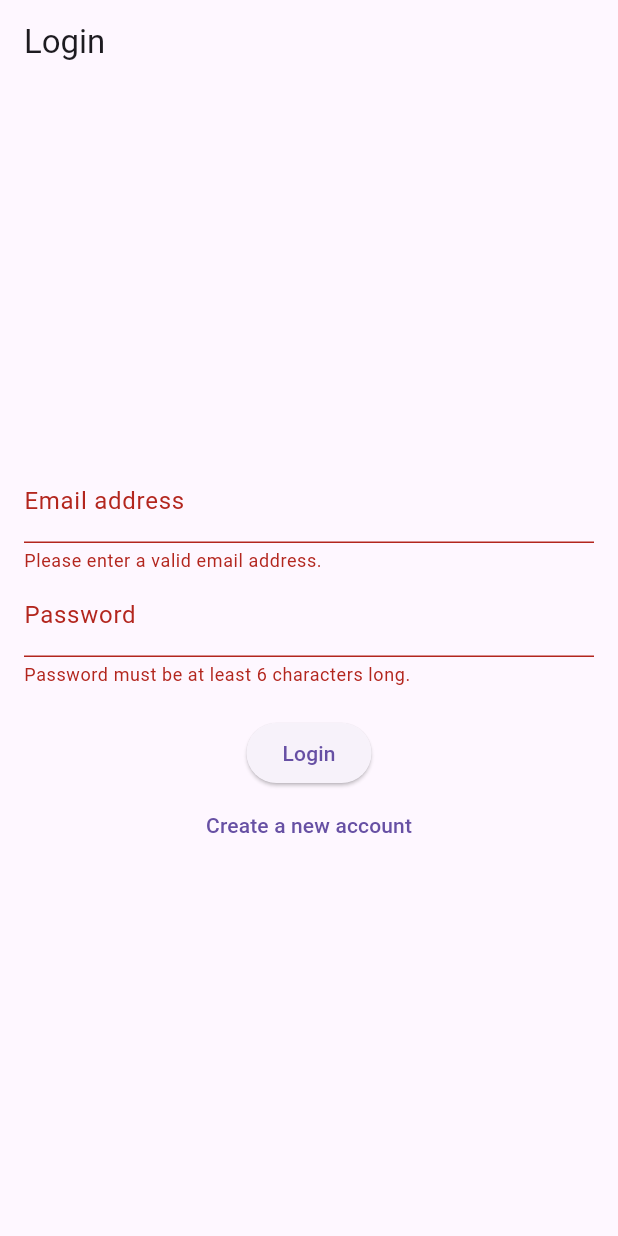
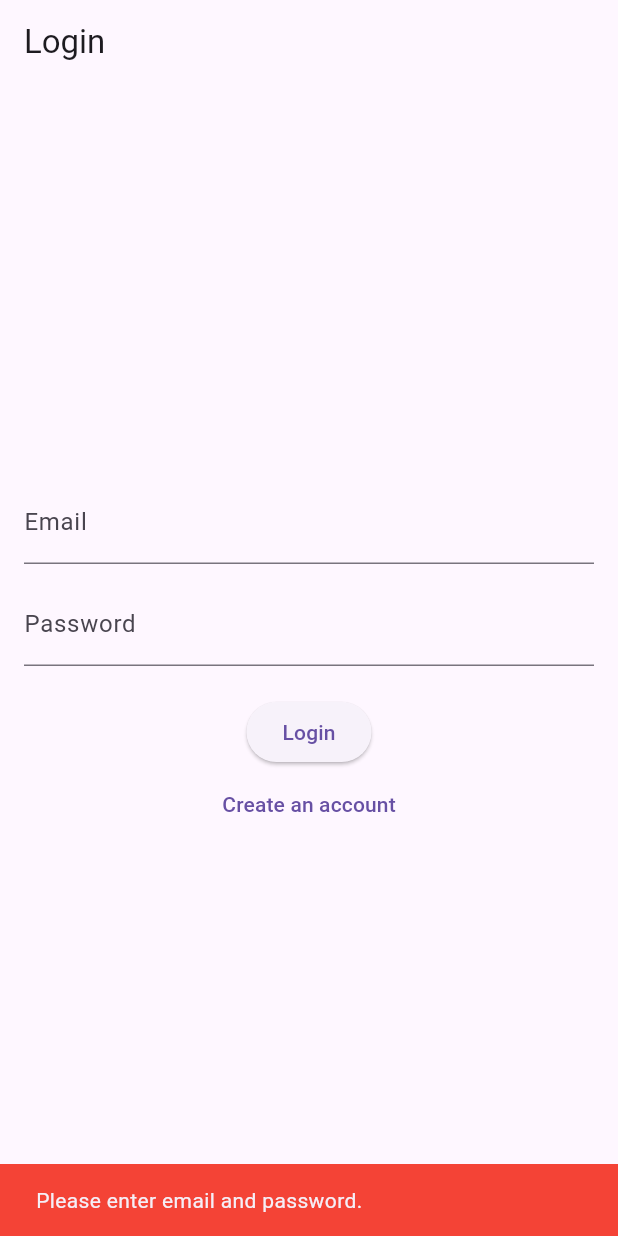
Before and after one commit to 1heodora-e/notes_app_theodora, a Flutter app: the screen it shows after launch, after a tap on "Login", on a phone screen of 412 x 824 dp. Run offline on Flutter 3.47's test engine with Material 3 defaults, Android fonts, the phone set to English and light mode, and no system bars; our stand-ins replace bloc, cloud_firestore, equatable, firebase_auth, firebase_core, flutter_bloc; accounts and stored records are empty; generated files the repository leaves out were written again.

```diff
--- a/lib/cubits/notes/notes_state.dart
+++ b/lib/cubits/notes/notes_state.dart
@@ -1,6 +1,6 @@
-
+// lib/cubits/notes/notes_state.dart
 import 'package:equatable/equatable.dart';
-import 'package:notes_app/models/note.dart';
+import 'package:notes_app/models/note.dart'; // Ensure this import path is correct
 
 abstract class NotesState extends Equatable {
   const NotesState();
@@ -31,7 +31,6 @@ class NotesError extends NotesState {
   List<Object> get props => [message];
 }
 
-
 class NotesActionSuccess extends NotesState {
   final String message;
 
--- a/lib/main.dart
+++ b/lib/main.dart
@@ -5,10 +5,10 @@ import 'package:flutter_bloc/flutter_bloc.dart';
 import 'package:notes_app/cubits/auth/auth_cubit.dart';
 import 'package:notes_app/cubits/notes/notes_cubit.dart';
 import 'package:notes_app/firebase_options.dart';
-import 'package:notes_app/repositories/firestore_notes_repository.dart';
+import 'package:notes_app/repositories/firestore_notes_repository.dart'; // <--- THIS IS THE CRITICAL IMPORT
 import 'package:notes_app/screens/auth_screen.dart';
 import 'package:notes_app/screens/notes_screen.dart';
-import 'package:firebase_auth/firebase_auth.dart'; // Ensure this is imported for StreamBuilder<User?>
+import 'package:firebase_auth/firebase_auth.dart';
 
 void main() async {
   WidgetsFlutterBinding.ensureInitialized();
@@ -30,7 +30,7 @@ class MyApp extends StatelessWidget {
         ),
         BlocProvider<NotesCubit>(
           create: (context) => NotesCubit(
-            FirestoreNotesRepository(),
+            FirestoreNotesRepository(), // This needs the import to work
           ),
         ),
       ],
@@ -40,17 +40,15 @@ class MyApp extends StatelessWidget {
           primarySwatch: Colors.blue,
           visualDensity: VisualDensity.adaptivePlatformDensity,
         ),
-        home: StreamBuilder<User?>( // Use StreamBuilder to listen to auth state changes
+        home: StreamBuilder<User?>(
           stream: FirebaseAuth.instance.authStateChanges(),
           builder: (context, snapshot) {
             if (snapshot.connectionState == ConnectionState.waiting) {
               return const Center(child: CircularProgressIndicator());
             }
             if (snapshot.hasData) {
-              // User is logged in, navigate to NotesScreen
               return const NotesScreen();
             } else {
-              // User is not logged in, navigate to AuthScreen
               return const AuthScreen();
             }
           },
--- a/lib/repositories/notes_repository.dart
+++ b/lib/repositories/notes_repository.dart
@@ -1,4 +1,4 @@
-
+// lib/repositories/notes_repository.dart
 import 'package:notes_app/models/note.dart';
 import 'dart:async';
 
--- a/lib/screens/auth_screen.dart
+++ b/lib/screens/auth_screen.dart
@@ -3,7 +3,6 @@ import 'package:flutter/material.dart';
 import 'package:flutter_bloc/flutter_bloc.dart';
 import 'package:notes_app/cubits/auth/auth_cubit.dart';
 import 'package:notes_app/cubits/auth/auth_state.dart';
-
 
 class AuthScreen extends StatefulWidget {
   const AuthScreen({super.key});
@@ -13,136 +12,86 @@ class AuthScreen extends StatefulWidget {
 }
 
 class _AuthScreenState extends State<AuthScreen> {
-  final _formKey = GlobalKey<FormState>(); // Key for form validation
   final TextEditingController _emailController = TextEditingController();
   final TextEditingController _passwordController = TextEditingController();
-  bool _isLoginMode = true; // To toggle between login and signup
+  bool _isLogin = true;
 
-
-  @override
-  void dispose() {
-    _emailController.dispose();
-    _passwordController.dispose();
-    super.dispose();
-  }
-
-  void _submitAuthForm() {
-    // Validate the form before attempting authentication
-    if (_formKey.currentState!.validate()) {
-      _formKey.currentState!.save(); // Triggers onSaved on form fields
-
-      final String email = _emailController.text.trim();
-      final String password = _passwordController.text.trim();
-
-      // Access the AuthCubit instance
-      final authCubit = context.read<AuthCubit>();
-
-      // Call the appropriate method on the Cubit
-      if (_isLoginMode) {
-        authCubit.signInWithEmailAndPassword(email, password);
-      } else {
-        authCubit.createUserWithEmailAndPassword(email, password);
-      }
-      // The loading state will now be handled by the BlocBuilder/BlocListener
-    }
+  void _showSnackBar(BuildContext context, String message, {bool isError = false}) {
+    ScaffoldMessenger.of(context).showSnackBar(
+      SnackBar(
+        content: Text(message),
+        backgroundColor: isError ? Colors.red : Colors.green,
+        duration: const Duration(seconds: 3),
+      ),
+    );
   }
 
   @override
   Widget build(BuildContext context) {
     return Scaffold(
       appBar: AppBar(
-        title: Text(_isLoginMode ? 'Login' : 'Sign Up'),
+        title: Text(_isLogin ? 'Login' : 'Sign Up'),
       ),
-      body: BlocListener<AuthCubit, AuthState>( // <--- BlocListener for side effects
+      body: BlocListener<AuthCubit, AuthState>(
         listener: (context, state) {
-          // You removed AuthFlowHandler's navigation, so we put it here.
-          // However, typically, AuthFlowHandler handles navigation AFTER successful login.
-          // This listener is primarily for Snackbars (success/error messages)
-
           if (state is AuthError) {
-            // Show error message using SnackBar
-            ScaffoldMessenger.of(context).hideCurrentSnackBar(); // Hide previous snackbars
-            ScaffoldMessenger.of(context).showSnackBar(
-              SnackBar(
-                content: Text(state.message),
-                backgroundColor: Theme.of(context).colorScheme.error,
-              ),
-            );
+            _showSnackBar(context, state.message, isError: true);
           } else if (state is AuthSuccess) {
-            ScaffoldMessenger.of(context).hideCurrentSnackBar();
-            ScaffoldMessenger.of(context).showSnackBar(
-              SnackBar(
-                content: Text(_isLoginMode
-                    ? 'Login successful!'
-                    : 'Account created!'),
-                backgroundColor: Colors.green,
-              ),
-            );
-            // AuthFlowHandler will handle navigation away from AuthScreen on AuthSuccess
+            _showSnackBar(context, 'Authentication successful!');
           }
         },
         child: Center(
           child: SingleChildScrollView(
             padding: const EdgeInsets.all(16.0),
-            child: Form(
-              key: _formKey,
             child: Column(
-                mainAxisSize: MainAxisSize.min,
-                children: <Widget>[
-                  TextFormField(
+              mainAxisAlignment: MainAxisAlignment.center,
+              children: [
+                TextField(
                   controller: _emailController,
+                  decoration: const InputDecoration(labelText: 'Email'),
                   keyboardType: TextInputType.emailAddress,
-                    decoration: const InputDecoration(labelText: 'Email address'),
-                    validator: (value) {
-                      if (value == null || value.isEmpty || !value.contains('@')) {
-                        return 'Please enter a valid email address.';
-                      }
-                      return null;
-                    },
                 ),
-                  TextFormField(
+                const SizedBox(height: 12),
+                TextField(
                   controller: _passwordController,
+                  decoration: const InputDecoration(labelText: 'Password'),
                   obscureText: true,
-                    decoration: const InputDecoration(labelText: 'Password'),
-                    validator: (value) {
-                      if (value == null || value.length < 6) {
-                        return 'Password must be at least 6 characters long.';
-                      }
-                      return null;
-                    },
                 ),
                 const SizedBox(height: 20),
-                  // Use BlocBuilder to show loading spinner or buttons
-                  BlocBuilder<AuthCubit, AuthState>( // <--- BlocBuilder for UI rebuilds
+                BlocBuilder<AuthCubit, AuthState>(
                   builder: (context, state) {
                     if (state is AuthLoading) {
                       return const CircularProgressIndicator();
                     }
-                      return Column(
-                        children: [
-                          ElevatedButton(
-                            onPressed: _submitAuthForm,
-                            child: Text(_isLoginMode ? 'Login' : 'Sign Up'),
+                    return ElevatedButton(
+                      onPressed: () {
+                        final email = _emailController.text.trim();
+                        final password = _passwordController.text.trim();
+                        if (email.isEmpty || password.isEmpty) {
+                          _showSnackBar(context, 'Please enter email and password.', isError: true);
+                          return;
+                        }
+                        if (_isLogin) {
+                          context.read<AuthCubit>().signInWithEmailAndPassword(email, password);
+                        } else {
+                          context.read<AuthCubit>().createUserWithEmailAndPassword(email, password);
+                        }
+                      },
+                      child: Text(_isLogin ? 'Login' : 'Sign Up'),
+                    );
+                  },
                 ),
                 TextButton(
                   onPressed: () {
                     setState(() {
-                                _isLoginMode = !_isLoginMode; // Toggle mode
-                                // Clear fields when switching mode
+                      _isLogin = !_isLogin;
                       _emailController.clear();
                       _passwordController.clear();
                     });
                   },
-                            child: Text(_isLoginMode
-                                ? 'Create a new account'
-                                : 'I already have an account'),
+                  child: Text(_isLogin ? 'Create an account' : 'I already have an account'),
                 ),
               ],
-                      );
-                    },
-                  ),
-                ],
-              ),
             ),
           ),
         ),
```
Also changed, not shown: lib/cubits/notes/notes_cubit.dart (+5 -19 lines), lib/models/note.dart (+6 -5 lines), lib/repositories/firestore_notes_repository.dart (+5 -12 lines), lib/screens/notes_screen.dart (+13 -7 lines). Lines whose indentation alone changed are shown as unchanged.
